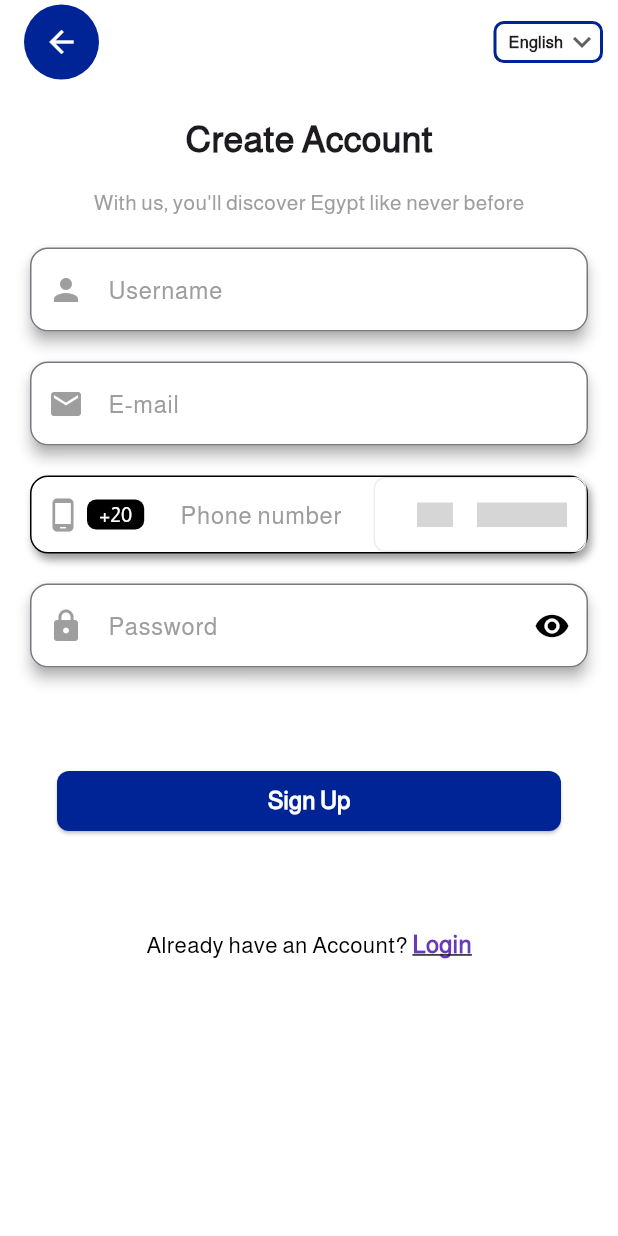
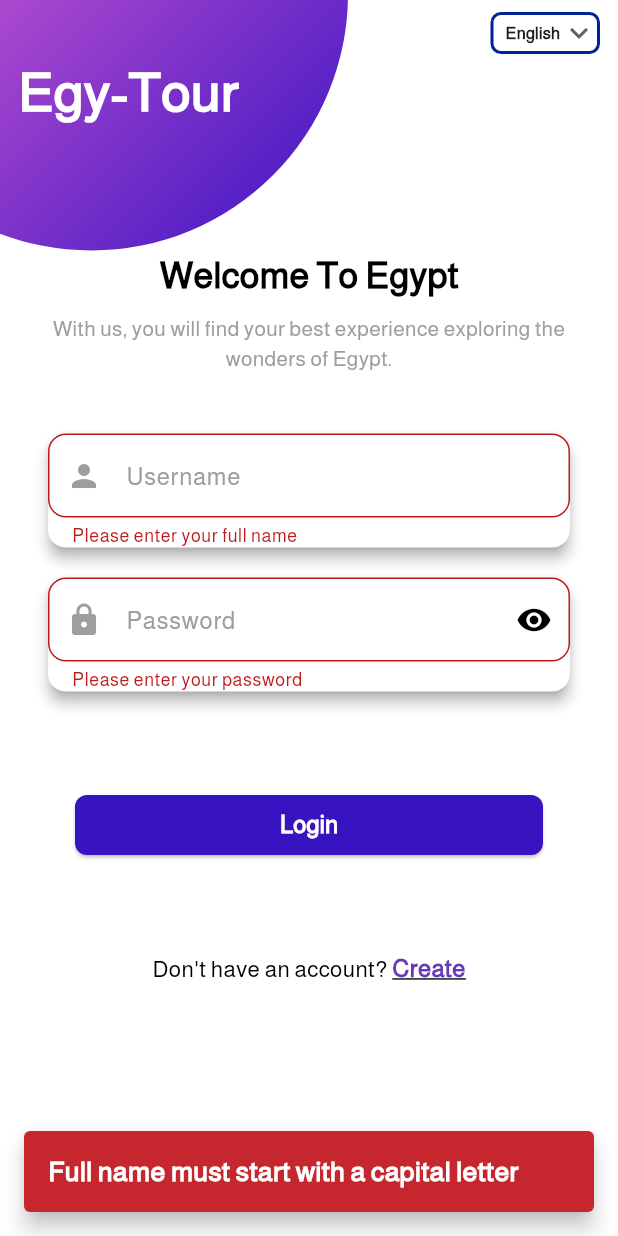
Before and after one commit to mohamedsalah918101/Egy-Tour, a Flutter app: the screen it shows after launch, after a tap on "Login", on a phone screen of 412 x 824 dp. Run offline on Flutter 3.47's test engine with Material 3 defaults, Android fonts, the phone set to English and light mode, and no system bars; drawn by our look-alikes of country_code_picker; our stand-ins replace easy_localization, page_transition; grey boxes are pictures that could not be loaded.

Commit message:
Login Page

```diff
--- a/lib/features/login/presentation/views/login_view.dart
+++ b/lib/features/login/presentation/views/login_view.dart
@@ -0,0 +1,333 @@
+import 'package:easy_localization/easy_localization.dart';
+import 'package:egy_tour/features/sign_up/presentation/views/sign_up_view.dart';
+import 'package:flutter/material.dart';
+import 'package:page_transition/page_transition.dart';
+
+import '../../../../core/utils/theme/app_colors.dart';
+import '../../../../core/utils/widget/custom_snack_bar.dart';
+
+class LoginView extends StatefulWidget {
+  const LoginView({super.key});
+
+  @override
+  State<LoginView> createState() => _LoginViewState();
+}
+
+class _LoginViewState extends State<LoginView> {
+
+  final _formKey = GlobalKey<FormState>();
+  TextEditingController nameController = TextEditingController();
+  TextEditingController emailController = TextEditingController();
+  TextEditingController passwordController = TextEditingController();
+  bool hiddenPassword = true;
+
+  @override
+  Widget build(BuildContext context) {
+    return Scaffold(
+      backgroundColor: Colors.white,
+      resizeToAvoidBottomInset: true,
+      body: Stack(
+        children: [
+          // Custom curved background
+          Positioned(
+            left: -110,
+            top: -175,
+            child: Container(
+              width: 342,
+              height: 342,
+              decoration: const BoxDecoration(
+                shape: BoxShape.circle,
+                gradient: LinearGradient(
+                  begin: Alignment.topLeft,
+                  end: Alignment.bottomRight,
+                  colors: [
+                    Color(0xFFFF6FD8), // Deep purple
+                    Color(0xFF3813C2), // Darker purple
+                  ],
+                ),
+              ),
+            ),
+          ),
+
+          // Main content
+          SafeArea(
+            child: Padding(
+              padding: const EdgeInsets.symmetric(horizontal: 12.0),
+              child: SingleChildScrollView(
+                child: Column(
+                  crossAxisAlignment: CrossAxisAlignment.start,
+                  children: [
+                    // Language selector
+                    Padding(
+                      padding: const EdgeInsets.only(top: 8.0),
+                      child: Align(
+                        alignment: Alignment.topRight,
+                        child: changeLanguage(),
+                      ),
+                    ),
+
+                    // Logo text
+                    Padding(
+                      padding: const EdgeInsets.only(right: 8.0, bottom: 20),
+                      child: Text(
+                        'login.app_name'.tr(),
+                        style: TextStyle(
+                          color: Colors.white,
+                          fontSize: 36,
+                          fontWeight: FontWeight.bold,
+                        ),
+                      ),
+                    ),
+
+                    // Welcome text
+                    const SizedBox(height: 60),
+
+                     Center(
+                       child: Text(
+                         'login.welcome_title'.tr(),
+                        style: TextStyle(
+                          fontSize: 24,
+                          fontWeight: FontWeight.bold,
+                          color: Colors.black,
+                        ),
+                                         ),
+                     ),
+                    const SizedBox(height: 8),
+                    Text(
+                      'login.welcome_subtitle'.tr(),
+                      textAlign: TextAlign.center,
+                      style: TextStyle(
+                        fontSize: 14,
+                        color: Colors.grey,
+                      ),
+                    ),
+
+                    // Login form
+                    const SizedBox(height: 40),
+
+                    Form(
+                      key: _formKey,
+                        child: Padding(padding: EdgeInsets.symmetric(horizontal: 20.0),
+                        child: Column(
+                          crossAxisAlignment: CrossAxisAlignment.stretch,
+                          spacing: 20,
+                          children: [
+                            // Username Field
+                            usernameField(),
+                            // Password Field
+                            passwordField(),
+
+                            SizedBox(
+                              height: 25,
+                            ),
+
+                            // Sign Up Button
+                            loginButton(),
+
+                            SizedBox(
+                              height: 20,
+                            ),
+
+                            // Already Have Account
+                            doNotHaveAccount()
+
+                          ],
+                        ),
+                        )
+                    ),
+
+                  ],
+                ),
+              ),
+            ),
+          ),
+        ],
+      ),
+    );
+  }
+
+  Widget changeLanguage() {
+    return Container(
+      width: 73,
+      height: 28,
+      decoration: BoxDecoration(
+        color: Colors.white,
+        border: Border.all(color: AppColors.blueDark, width: 2),
+        borderRadius: BorderRadius.circular(7),
+      ),
+      child: Padding(
+        padding: const EdgeInsets.only(left: 8.0),
+        child: DropdownButton<String>(
+          value: context.locale.languageCode,
+          icon: Icon(Icons.keyboard_arrow_down_sharp),
+          items: [
+            DropdownMenuItem(
+              value: 'en',
+              child: const Text('English',style: TextStyle(fontSize: 11, fontWeight: FontWeight.bold),),
+            ),
+            DropdownMenuItem(
+              value: 'ar',
+              child: Padding(
+                padding: const EdgeInsets.only(right: 8.0),
+                child: const Text('العربية', style: TextStyle(fontSize: 10, fontWeight: FontWeight.bold),),
+              ),
+            ),
+          ],
+          onChanged: (value) {
+            setState(() {
+              context.setLocale(Locale(value!)); // Update the state
+            });
+          },
+          underline: SizedBox(), // Remove default underline
+          isExpanded: true,
+        ),
+      ),
+    );
+  }
+
+  Widget usernameField(){
+    return Material(
+      elevation: 4,
+      shadowColor: Colors.grey,
+      borderRadius: BorderRadius.circular(12),
+      color: Colors.white,
+      child: TextFormField(
+        controller: nameController,
+        decoration: InputDecoration(
+            labelText: 'login.username'.tr(),
+            labelStyle: TextStyle(color: Colors.grey),
+            border: OutlineInputBorder(
+              borderRadius: BorderRadius.circular(12),
+            ),
+            prefixIcon: Icon(
+              Icons.person,
+              color: Colors.grey,
+            )),
+        validator: (value) {
+          if (value == null || value.isEmpty) {
+            return 'Please enter your full name';
+          }
+          if (value[0] != value[0].toUpperCase()) {
+            return 'First letter must be capitalized';
+          }
+          return null;
+        },
+      ),
+    );
+  }
+
+  Widget passwordField() {
+    return Material(
+      elevation: 4,
+      shadowColor: Colors.grey,
+      borderRadius: BorderRadius.circular(12),
+      color: Colors.white,
+      child: TextFormField(
+        controller: passwordController,
+        obscureText: hiddenPassword,
+        decoration: InputDecoration(
+          labelText: 'login.password'.tr(),
+          labelStyle: TextStyle(color: Colors.grey),
+          border: OutlineInputBorder(
+            borderRadius: BorderRadius.circular(12),
+          ),
+          prefixIcon: Icon(
+            Icons.lock,
+            color: Colors.grey,
+          ),
+          suffixIcon: IconButton(
+            onPressed: () {
+              togglePassword();
+            },
+            icon: Icon(
+              hiddenPassword
+                  ? Icons.visibility
+                  : Icons.visibility_off,
+              color: Colors.black,
+            ),
+          ),
+        ),
+        validator: (value) {
+          if (value == null || value.isEmpty) {
+            return 'Please enter your password';
+          }
+          if (value.length < 6) {
+            return 'Password must be at least 6 characters';
+          }
+          return null;
+        },
+      ),
+    );
+  }
+
+  togglePassword() {
+    hiddenPassword = !hiddenPassword;
+    setState(() {});
+  }
+
+  Widget loginButton() {
+    return Padding(
+      padding: const EdgeInsets.symmetric(horizontal: 18.0),
+      child: ElevatedButton(
+        onPressed: ()  {
+          if (_formKey.currentState!.validate()) {
+          } else {
+            if (nameController.text.isEmpty || nameController.text[0] != nameController.text[0].toUpperCase()) {
+              showCustomSnackBar(context, "Full name must start with a capital letter", backgroundColor: AppColors.red);
+            } else if (!emailController.text.contains('@')) {
+              showCustomSnackBar(context, "Email must contain @", backgroundColor: AppColors.red);
+            } else if (passwordController.text.length < 6) {
+              showCustomSnackBar(context, "Password must be at least 6 characters", backgroundColor: AppColors.red);
+            }
+          }
+        },
+        style: ElevatedButton.styleFrom(
+          backgroundColor: AppColors.blueLight,
+          shape: RoundedRectangleBorder(
+            borderRadius: BorderRadius.circular(8),
+          ),
+        ),
+        child: Text(
+          'login.login_button'.tr(),
+          style: TextStyle(color: Colors.white, fontSize: 16, fontWeight: FontWeight.bold),
+        ),
+      ),
+    );
+  }
+
+  Widget doNotHaveAccount() {
+    return Row(
+      mainAxisAlignment: MainAxisAlignment.center,
+      children: [
+        Text(
+          '${'login.no_account'.tr()} ',
+          style: TextStyle(color: Colors.black, fontSize: 15),
+        ),
+        GestureDetector(
+          onTap: () {
+            // animation using PageTransition Package
+            Navigator.push(
+              context,
+              PageTransition(
+                type: PageTransitionType.leftToRight,
+                alignment: Alignment.topCenter,
+                duration: Duration(milliseconds: 500),
+                child: SignUpView(),
+              ),
+            );
+          },
+          child: Text(
+            'login.create'.tr(),
+            style: TextStyle(
+                color: Colors.deepPurple,
+                decoration: TextDecoration.underline,
+                fontWeight: FontWeight.w600,
+                fontSize: 16
+            ),
+          ),
+        ),
+      ],
+    );
+  }
+
+}
--- a/lib/features/sign_up/presentation/views/sign_up_view.dart
+++ b/lib/features/sign_up/presentation/views/sign_up_view.dart
@@ -2,7 +2,9 @@ import 'package:country_code_picker/country_code_picker.dart';
 import 'package:easy_localization/easy_localization.dart';
 import 'package:egy_tour/core/utils/theme/app_colors.dart';
 import 'package:egy_tour/core/utils/widget/custom_snack_bar.dart';
+import 'package:egy_tour/features/login/presentation/views/login_view.dart';
 import 'package:flutter/material.dart';
+import 'package:page_transition/page_transition.dart';
 
 class SignUpView extends StatefulWidget {
   const SignUpView({super.key});
@@ -25,6 +27,7 @@ class _SignUpViewState extends State<SignUpView> {
       backgroundColor: Colors.white,
       appBar: AppBar(
         backgroundColor: Colors.white,
+        automaticallyImplyLeading: false,
         title: arrowBackIcon(),
         actions: [
           changeLanguage(),
@@ -377,7 +380,7 @@ class _SignUpViewState extends State<SignUpView> {
           }
         },
         style: ElevatedButton.styleFrom(
-          backgroundColor: AppColors.blueDark,
+          backgroundColor: AppColors.blueLight,
           shape: RoundedRectangleBorder(
             borderRadius: BorderRadius.circular(8),
           ),
@@ -399,7 +402,18 @@ class _SignUpViewState extends State<SignUpView> {
           style: TextStyle(color: Colors.black, fontSize: 15),
         ),
         GestureDetector(
-          onTap: () {},
+          onTap: () {
+            // animation using PageTransition Package
+            Navigator.push(
+              context,
+              PageTransition(
+                type: PageTransitionType.rightToLeft,
+                alignment: Alignment.topCenter,
+                duration: Duration(milliseconds: 500),
+                child: LoginView(),
+              ),
+            );
+          },
           child: Text(
             'signup.login'.tr(),
             style: TextStyle(
--- a/lib/main.dart
+++ b/lib/main.dart
@@ -1,6 +1,6 @@
 import 'package:easy_localization/easy_localization.dart';
 import 'package:egy_tour/core/utils/constants/constant_variables.dart';
-import 'package:egy_tour/features/sign_up/presentation/views/sign_up_view.dart';
+import 'package:egy_tour/features/login/presentation/views/login_view.dart';
 import 'package:flutter/material.dart';
 
 void main() async {
@@ -36,7 +36,7 @@ class MyApp extends StatelessWidget {
       localizationsDelegates: context.localizationDelegates,
       supportedLocales: context.supportedLocales,
       locale: context.locale,
-      home: const SignUpView(),
+      home: const LoginView(),
     );
   }
 }
--- a/pubspec.yaml
+++ b/pubspec.yaml
@@ -36,6 +36,7 @@ dependencies:
   cupertino_icons: ^1.0.8
   easy_localization: ^3.0.7
   country_code_picker: ^3.1.0
+  page_transition: ^2.2.1
 
 dev_dependencies:
   flutter_test:
```
Also changed, not shown: assets/lang/ar.json (+10 -0 lines), assets/lang/en.json (+10 -0 lines), pubspec.lock.
